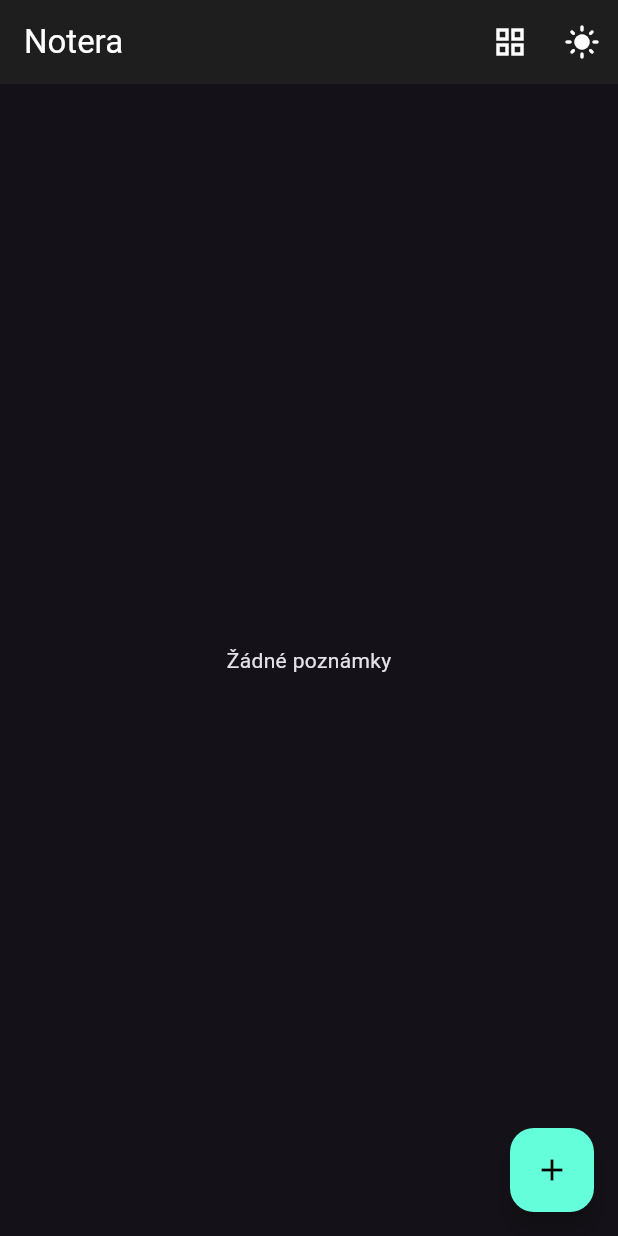
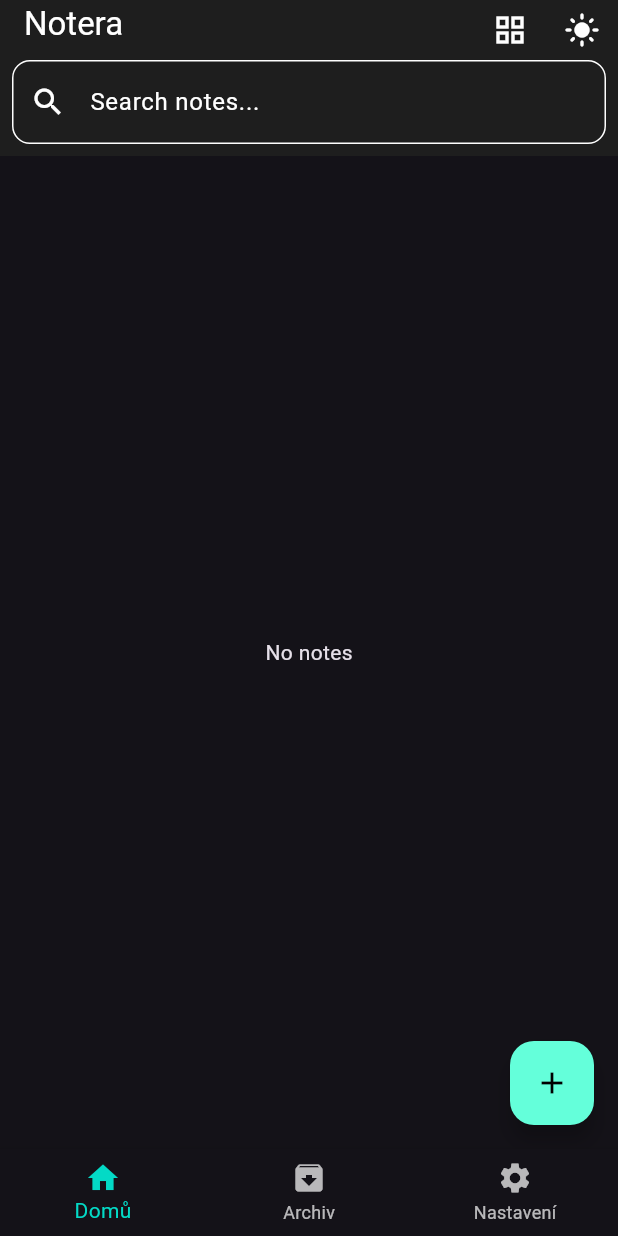
Before and after one commit to crhaxx/notera_note_app, a Flutter app: the screen it shows after launch, on a phone screen of 412 x 824 dp. Run offline on Flutter 3.47's test engine with Material 3 defaults, Android fonts, the phone set to English and light mode, and no system bars; our stand-ins replace isar; accounts and stored records are empty; generated files the repository leaves out were written again.

Commit message:
Added Navbar and Searchbar

```diff
--- a/lib/main.dart
+++ b/lib/main.dart
@@ -1,11 +1,10 @@
 import 'package:flutter/material.dart';
 import 'package:notera_note/services/isar_service.dart';
-import 'package:notera_note/views/home_page.dart';
+import 'package:notera_note/utils/navbar_logic.dart';
 import 'package:notera_note/utils/themes.dart';
 
 void main() async {
   WidgetsFlutterBinding.ensureInitialized();
-
   runApp(NoteraApp());
 }
 
@@ -20,15 +19,21 @@ class _NoteraAppState extends State<NoteraApp> {
   bool isDark = true;
   IsarService isarService = IsarService();
 
+  void changeTheme(bool darkTheme) {
+    setState(() {
+      isDark = darkTheme;
+    });
+  }
+
   @override
   Widget build(BuildContext context) {
     return MaterialApp(
       title: 'Notera',
       theme: isDark ? AppThemes.darkTheme : AppThemes.lightTheme,
-      home: HomePage(
-        toggleTheme: () => setState(() => isDark = !isDark),
+      home: BottomNavScreen(
+        key: ValueKey(isDark), // This forces rebuild when theme changes
         isDark: isDark,
-        isarService: isarService,
+        changeTheme: changeTheme,
       ),
     );
   }
--- a/lib/models/note.dart
+++ b/lib/models/note.dart
@@ -6,8 +6,12 @@ part 'note.g.dart';
 class Note {
   Id id = Isar.autoIncrement;
 
+  @Index(caseSensitive: false)
   String title;
+
+  @Index(caseSensitive: false)
   String content;
+
   bool isPinned = false;
   DateTime createdAt;
   DateTime updatedAt;
@@ -19,9 +23,7 @@ class Note {
     required this.updatedAt,
   });
 
-  Note.create({
-    required this.title,
-    required this.content,
-  })  : createdAt = DateTime.now(),
-        updatedAt = DateTime.now();
+  Note.create({required this.title, required this.content})
+    : createdAt = DateTime.now(),
+      updatedAt = DateTime.now();
 }
--- /dev/null
+++ b/lib/services/search_notes.dart
@@ -0,0 +1,26 @@
+import 'package:isar/isar.dart';
+import '../models/note.dart';
+
+class NoteRepository {
+  final Isar isar;
+
+  NoteRepository(this.isar);
+
+  Future<List<Note>> searchNotes(String query) async {
+    if (query.isEmpty) {
+      return await isar.notes.where().findAll();
+    }
+
+    final notes = await isar.notes
+        .filter()
+        .group(
+          (q) => q
+              .titleContains(query, caseSensitive: false)
+              .or()
+              .contentContains(query, caseSensitive: false),
+        )
+        .findAll();
+
+    return notes;
+  }
+}
--- /dev/null
+++ b/lib/utils/navbar_logic.dart
@@ -0,0 +1,69 @@
+import 'package:flutter/material.dart';
+import 'package:notera_note/services/isar_service.dart';
+import 'package:notera_note/views/archive_page.dart';
+import 'package:notera_note/views/home_page.dart';
+import 'package:notera_note/views/settings_page.dart';
+
+class BottomNavScreen extends StatefulWidget {
+  final bool isDark;
+  final Function(bool) changeTheme;
+
+  const BottomNavScreen({
+    super.key,
+    required this.isDark,
+    required this.changeTheme,
+  });
+
+  @override
+  State<BottomNavScreen> createState() => _BottomNavScreenState();
+}
+
+class _BottomNavScreenState extends State<BottomNavScreen> {
+  int _selectedIndex = 0;
+  late IsarService isarService;
+  late List<Widget> _pages;
+
+  @override
+  void initState() {
+    super.initState();
+    isarService = IsarService();
+    _createPages();
+  }
+
+  void _createPages() {
+    _pages = [
+      HomePage(
+        isDark: widget.isDark,
+        isarService: isarService,
+        changeTheme: widget.changeTheme,
+      ),
+      ArchivePage(),
+      SettingsPage(isDark: widget.isDark, changeTheme: widget.changeTheme),
+    ];
+  }
+
+  void _onItemTapped(int index) {
+    setState(() {
+      _selectedIndex = index;
+    });
+  }
+
+  @override
+  Widget build(BuildContext context) {
+    return Scaffold(
+      body: IndexedStack(index: _selectedIndex, children: _pages),
+      bottomNavigationBar: BottomNavigationBar(
+        currentIndex: _selectedIndex,
+        onTap: _onItemTapped,
+        items: const [
+          BottomNavigationBarItem(icon: Icon(Icons.home), label: 'Domů'),
+          BottomNavigationBarItem(icon: Icon(Icons.archive), label: 'Archiv'),
+          BottomNavigationBarItem(
+            icon: Icon(Icons.settings),
+            label: 'Nastavení',
+          ),
+        ],
+      ),
+    );
+  }
+}
--- a/lib/views/home_page.dart
+++ b/lib/views/home_page.dart
@@ -1,20 +1,21 @@
 import 'package:flutter/material.dart';
 import 'package:notera_note/models/note.dart';
 import 'package:notera_note/services/isar_service.dart';
+import 'package:notera_note/services/search_notes.dart';
 import 'package:notera_note/views/note_detail_page.dart';
 import 'package:notera_note/widgets/note_tile.dart';
 import 'package:notera_note/widgets/theme_toggle.dart';
 
 class HomePage extends StatefulWidget {
-  final VoidCallback toggleTheme;
   final bool isDark;
   final IsarService isarService;
+  final Function(bool) changeTheme;
 
   const HomePage({
     super.key,
-    required this.toggleTheme,
     required this.isDark,
     required this.isarService,
+    required this.changeTheme,
   });
 
   @override
@@ -22,29 +23,58 @@ class HomePage extends StatefulWidget {
 }
 
 class _HomePageState extends State<HomePage> {
-  late Future<List<Note>> _notesFuture;
+  final TextEditingController _searchController = TextEditingController();
+  late Future<List<Note>> _notesFuture = Future.value([]);
   final isarService = IsarService();
   bool isGrid = false;
   List<Note> notes = [];
+  late NoteRepository _noteRepo;
+  bool enableSearchbar = false;
 
   @override
   void initState() {
     super.initState();
+    _initialize();
+  }
+
+  Future<void> _initialize() async {
+    final isar = await widget.isarService.db;
+    _noteRepo = NoteRepository(isar);
     _loadNotes();
+    _searchController.addListener(() {
+      _search(_searchController.text);
+    });
   }
 
   void _loadNotes() async {
-    _notesFuture = widget.isarService.getAllNotes();
+    setState(() {
+      _notesFuture = widget.isarService.getAllNotes();
+    });
     final loadedNotes = await _notesFuture;
     setState(() {
       notes = loadedNotes;
     });
+
+    notes = await _noteRepo.searchNotes("");
+    _searchController.value = TextEditingValue(
+      text: "",
+      selection: TextSelection.collapsed(offset: 0),
+    );
+
+    enableSearchbar = true;
+    setState(() {});
   }
 
   void _toggleView() {
     setState(() {
       isGrid = !isGrid;
     });
+  }
+
+  Future<void> _search(String query) async {
+    notes = await _noteRepo.searchNotes(query);
+    _notesFuture = Future.value(notes);
+    setState(() {});
   }
 
   void _openNote(Note? note) async {
@@ -63,23 +93,37 @@ class _HomePageState extends State<HomePage> {
     return Scaffold(
       appBar: AppBar(
         title: const Text('Notera'),
+        bottom: PreferredSize(
+          preferredSize: const Size.fromHeight(48),
+          child: Padding(
+            padding: const EdgeInsets.all(8.0),
+            child: TextField(
+              controller: _searchController,
+              decoration: InputDecoration(
+                hintText: "Search notes...",
+                prefixIcon: const Icon(Icons.search),
+                border: OutlineInputBorder(
+                  borderRadius: BorderRadius.circular(12),
+                ),
+              ),
+            ),
+          ),
+        ),
         actions: [
           IconButton(
             icon: Icon(isGrid ? Icons.view_list : Icons.grid_view),
             onPressed: _toggleView,
           ),
-          ThemeToggle(isDark: widget.isDark, toggleTheme: widget.toggleTheme),
+          ThemeToggle(isDark: widget.isDark, changeTheme: widget.changeTheme),
         ],
       ),
       body: FutureBuilder<List<Note>>(
         future: _notesFuture,
         builder: (context, snapshot) {
           final notes = snapshot.data ?? [];
-
           if (notes.isEmpty) {
-            return const Center(child: Text("Žádné poznámky"));
+            return const Center(child: Text("No notes"));
           }
-
           return GestureDetector(
             onHorizontalDragEnd: (details) {
               if (details.primaryVelocity != null &&
@@ -105,6 +149,7 @@ class _HomePageState extends State<HomePage> {
                           notes[i].updatedAt = DateTime.now();
                           await isarService.addNote(notes[i]);
                         },
+                        onPinToggle: _loadNotes,
                       ),
                     )
                   : ListView.builder(
@@ -117,6 +162,7 @@ class _HomePageState extends State<HomePage> {
                           notes[i].updatedAt = DateTime.now();
                           await isarService.addNote(notes[i]);
                         },
+                        onPinToggle: _loadNotes,
                       ),
                     ),
             ),
--- a/lib/widgets/theme_toggle.dart
+++ b/lib/widgets/theme_toggle.dart
@@ -1,20 +1,23 @@
 import 'package:flutter/material.dart';
+import 'package:notera_note/main.dart';
 
 class ThemeToggle extends StatelessWidget {
   final bool isDark;
-  final VoidCallback toggleTheme;
+  final Function(bool) changeTheme;
 
   const ThemeToggle({
     super.key,
     required this.isDark,
-    required this.toggleTheme,
+    required this.changeTheme,
   });
 
   @override
   Widget build(BuildContext context) {
     return IconButton(
       icon: Icon(isDark ? Icons.light_mode : Icons.dark_mode),
-      onPressed: toggleTheme,
+      onPressed: () {
+        changeTheme(!isDark);
+      },
     );
   }
 }
```
Also changed, not shown: lib/views/archive_page.dart (added, +18 -0 lines), lib/views/note_detail_page.dart (+27 -12 lines), lib/views/settings_page.dart (added, +64 -0 lines), lib/widgets/note_tile.dart (+23 -1 lines), lib/models/note.g.dart, 1 other file.
